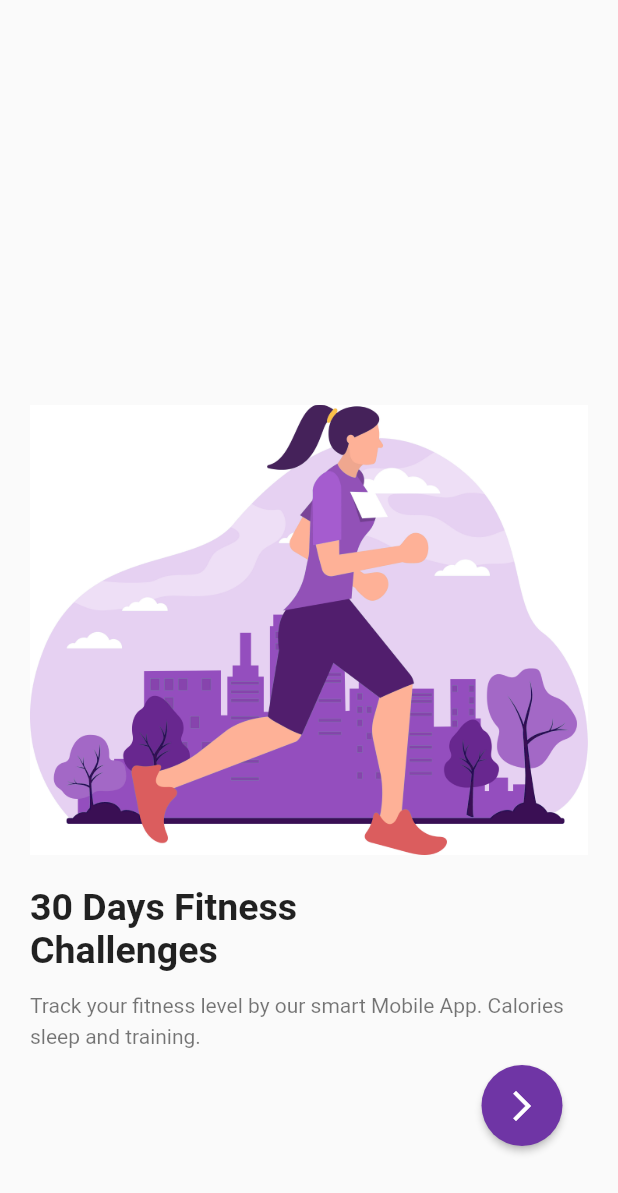
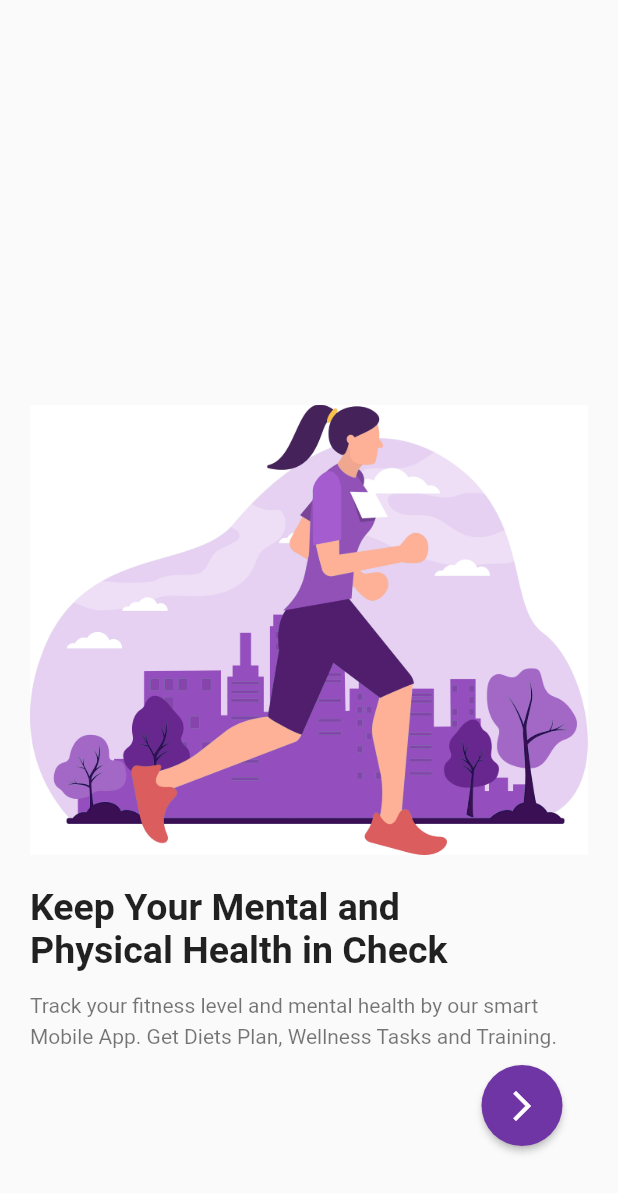
Before and after one commit to Piyushhpatel/Mindswell, a Flutter app: the screen it shows after launch, on a phone screen of 412 x 824 dp. Shown: the top 1193 px of the screen. Run offline on Flutter 3.47's test engine with Material 2 defaults, Android fonts, the phone set to English and light mode, and no system bars; our stand-ins replace audio_video_progress_bar, carousel_slider, curved_navigation_bar, flutter_local_notifications, flutter_svg, font_awesome_flutter and 8 more; missing offline and left inert: shared_preferences_web; accounts and stored records are empty.

Commit message:
Updated Introscree

```diff
--- a/lib/home/feeling/screens/triage.dart
+++ b/lib/home/feeling/screens/triage.dart
@@ -6,7 +6,7 @@ import '../providers/rewards.dart';
 import '../providers/tasks.dart';
 import '../models/problem.dart';
 import '../widgets/bottomButton.dart';
-import '../constants.dart';
+// import '../constants.dart';
 import '../screens/challenge.dart';
 import '../widgets/customAlertDialog.dart';
 
--- a/lib/home/feeling/widgets/bottomButton.dart
+++ b/lib/home/feeling/widgets/bottomButton.dart
@@ -1,5 +1,5 @@
 import 'package:flutter/material.dart';
-import '../constants.dart';
+// import '../constants.dart';
 
 class BottomButton extends StatelessWidget {
   final void Function() onPressed;
--- a/lib/home/screens/main_screen.dart
+++ b/lib/home/screens/main_screen.dart
@@ -119,6 +119,7 @@ class _HomePageState extends State<MainScreen> {
                     Column(
                       children: [
                         FloatingActionButton(
+                          backgroundColor: Colors.deepPurple[50],
                           onPressed: () => Navigator.pushNamed(
                             context,
                             TriageScreen.routeName,
--- a/lib/pages/introduction_screen.dart
+++ b/lib/pages/introduction_screen.dart
@@ -24,7 +24,7 @@ class IntroductionScreen extends StatelessWidget {
                 Container(
                   width: size.width * 0.75,
                   child: const Text(
-                    "30 Days Fitness Challenges",
+                    "Keep Your Mental and Physical Health in Check",
                     style: TextStyle(fontSize: 25, fontWeight: FontWeight.bold),
                   ),
                 ),
@@ -32,7 +32,7 @@ class IntroductionScreen extends StatelessWidget {
                   height: 10,
                 ),
                 Text(
-                  "Track your fitness level by our smart Mobile App. Calories sleep and training.",
+                  "Track your fitness level and mental health by our smart Mobile App. Get Diets Plan, Wellness Tasks and Training.",
                   style: TextStyle(color: Colors.black54, height: 1.5),
                 ),
                 SizedBox(
```
Also changed, not shown: lib/pages/splash_screen.dart (+23 -1 lines), 1 other file.
